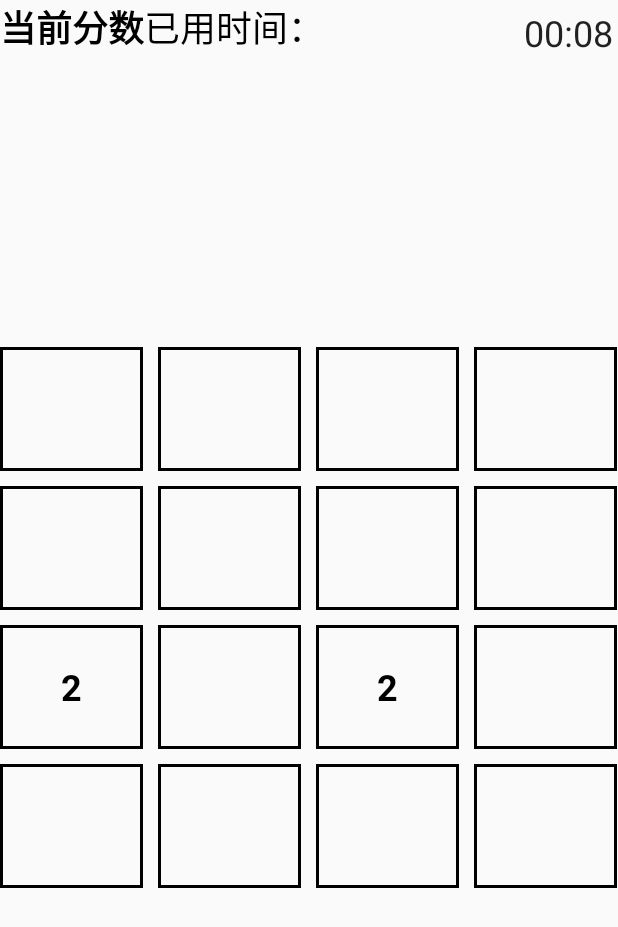
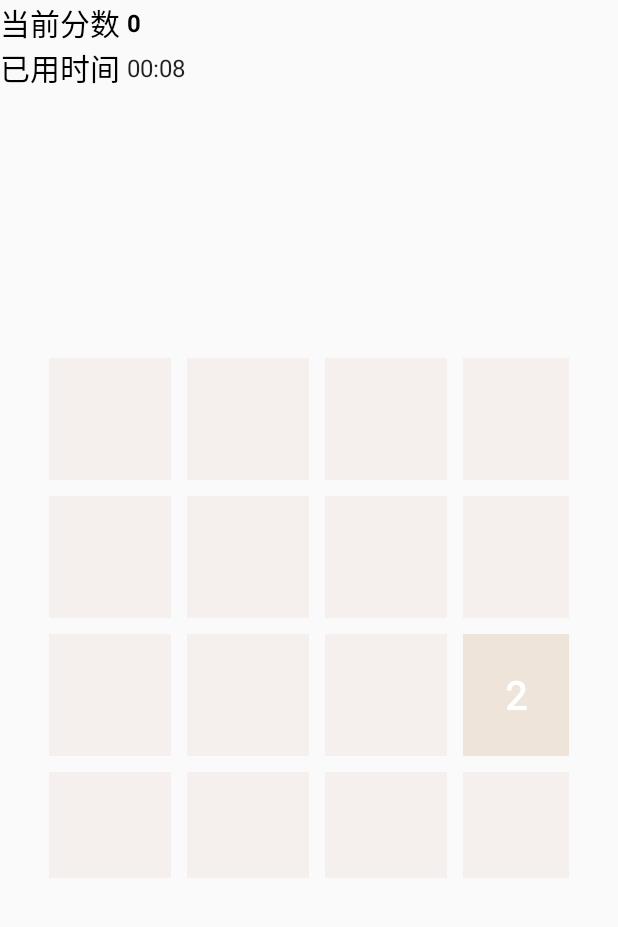
Before and after one commit to kkkknn/My_2048, an Android app: the screen it shows after launch (GameActivity), on a phone screen of 412 x 824 dp. Shown: the top 927 px of the screen. Run offline under Robolectric (Android 15) with nearby library versions, the phone set to English and light mode, and no system bars.

Commit message:
新版更新

```diff
--- a/app/build.gradle
+++ b/app/build.gradle
@@ -21,9 +21,6 @@ android {
 dependencies {
     implementation fileTree(dir: 'libs', include: ['*.jar'])
     implementation 'com.android.support:appcompat-v7:28.0.0'
-    implementation 'com.android.support.constraint:constraint-layout:1.1.3'
-    testImplementation 'junit:junit:4.12'
-    androidTestImplementation 'com.android.support.test:runner:1.0.2'
-    androidTestImplementation 'com.android.support.test.espresso:espresso-core:3.0.2'
+    implementation 'com.android.support.constraint:constraint-layout:2.0.4'
     implementation 'com.android.support:gridlayout-v7:28.0.0'
 }
--- /dev/null
+++ b/app/src/main/java/com/example/kkkkkn/my_2048/Card.java
@@ -0,0 +1,96 @@
+package com.example.kkkkkn.my_2048;
+
+import android.content.Context;
+import android.graphics.Color;
+import android.support.annotation.NonNull;
+import android.view.Gravity;
+import android.widget.FrameLayout;
+import android.widget.TextView;
+
+public class Card extends FrameLayout {
+    //展示的数字
+    private TextView showTextView;
+    private int showNum;
+
+    public Card(@NonNull Context context,int leftMargin,int topMargin,int rightMargin,int bottomMargin) {
+        super(context);
+        init(context,leftMargin, topMargin,rightMargin, bottomMargin);
+    }
+
+    private void init(Context context,int leftMargin,int topMargin,int rightMargin,int bottomMargin) {
+        showTextView=new TextView(context);
+        showTextView.setTextSize(26);
+        showTextView.setGravity(Gravity.CENTER);
+        showTextView.getPaint().setAntiAlias(true);
+        showTextView.getPaint().setFakeBoldText(true);
+        showTextView.setTextColor(Color.WHITE);
+        LayoutParams params=new LayoutParams(-1,-1);
+        params.setMargins(leftMargin, topMargin, rightMargin, bottomMargin);
+        addView(showTextView,params);
+        setShowNum(0);
+    }
+
+    public TextView getCard(){
+        return showTextView;
+    }
+
+    public int getShowNum(){
+        return showNum;
+    }
+
+    public void setShowNum(int i) {
+        this.showNum=i;
+        showTextView.setBackgroundColor(getColor(i));
+        if(i<=0){
+            showTextView.setText(" ");
+        }else {
+            showTextView.setText(String.valueOf(i));
+        }
+
+    }
+
+    private int getColor(int num){
+        int color;
+        switch (num){
+            case 2:
+                color=Color.parseColor("#EEE4DA");
+                break;
+            case 4:
+                color=Color.parseColor("#EDE0C8");
+                break;
+            case 8:
+                color=Color.parseColor("#F2B179");
+                break;
+            case 16:
+                color=Color.parseColor("#F49563");
+                break;
+            case 32:
+                color=Color.parseColor("#F5794D");
+                break;
+            case 64:
+                color=Color.parseColor("#F55D37");
+                break;
+            case 128:
+                color=Color.parseColor("#EEE863");
+                break;
+            case 256:
+                color=Color.parseColor("#EDB04D");
+                break;
+            case 512:
+                color=Color.parseColor("#ECB04D");
+                break;
+            case 1024:
+                color=Color.parseColor("#EB9437");
+                break;
+            case 2048:
+                color=Color.parseColor("#EA7821");
+                break;
+            default:
+                color=Color.parseColor("#f5f0ed");
+                break;
+        }
+        return color;
+    }
+
+
+}
--- a/app/src/main/java/com/example/kkkkkn/my_2048/GameActivity.java
+++ b/app/src/main/java/com/example/kkkkkn/my_2048/GameActivity.java
@@ -1,35 +1,22 @@
 package com.example.kkkkkn.my_2048;
 
+import android.app.Activity;
 import android.content.Context;
 import android.os.SystemClock;
-import android.support.v7.app.AppCompatActivity;
 import android.os.Bundle;
 import android.util.DisplayMetrics;
 import android.util.Log;
-import android.view.MotionEvent;
-import android.view.View;
-import android.view.ViewGroup;
 import android.view.WindowManager;
-import android.widget.Adapter;
-import android.widget.AdapterView;
-import android.widget.ArrayAdapter;
 import android.widget.BaseAdapter;
 import android.widget.Chronometer;
-import android.widget.GridView;
-import android.widget.Toast;
 
 import java.util.ArrayList;
-import java.util.List;
 import java.util.Random;
 
-import static android.view.MotionEvent.ACTION_DOWN;
-import static android.view.MotionEvent.ACTION_POINTER_UP;
-import static android.view.MotionEvent.ACTION_UP;
-
-public class GameActivity extends AppCompatActivity {
+public class GameActivity extends Activity {
     private Context mcontext;
     private final String TAG="2048小游戏";
-    private GridView game_view;
+    private GameView game_view;
     private ArrayList<item> list=null;
     private BaseAdapter mbaseadapter=null;
     private int start_x,start_y,end_x,end_y;
@@ -39,8 +26,6 @@ public class GameActivity extends AppCompatActivity {
     private int width,height;
     private int auto;
     private Chronometer time;
-    private String direction;
-    private int[][] array=new int[4][4];        //网格矩阵
     private ArrayList<String> blank=new ArrayList<>();
     private ArrayList<String> data=new ArrayList<>();
     @Override
@@ -67,9 +52,8 @@ public class GameActivity extends AppCompatActivity {
         }else{
             auto=width;
         }
-        //初始化游戏界面，绘制游戏界面
-        InitGame();
-        //生成2个 2，位置随机
+        int size=(auto/4)-16;
+        game_view.initView(4,size);
     }
 
     @Override
@@ -100,91 +84,6 @@ public class GameActivity extends AppCompatActivity {
         super.onDestroy();
     }
 
-    public void InitGame(){
-        list=new ArrayList<>();
-        array=Initarray(array);
-        for(int i=0;i<array.length;i++){
-            for (int j=0;j<array[i].length;j++){
-                list.add(new item(array[i][j]));
-            }
-        }
-
-        mbaseadapter=new MybaseAdapter(mcontext,list,auto);
-
-        game_view.setAdapter(mbaseadapter);
-        game_view.setFocusable(false);
-
-       /* game_view.setOnItemClickListener(new AdapterView.OnItemClickListener() {
-            @Override
-            public void onItemClick(AdapterView<?> parent, View view, int position, long id) {
-                Toast.makeText(mcontext,"您点击的是"+position,Toast.LENGTH_SHORT).show();
-            }
-        });*/
-
-       //手势触摸监听
-       game_view.setOnTouchListener(new View.OnTouchListener() {
-           @Override
-           public boolean onTouch(View v, MotionEvent event) {
-               //手势操作的判断
-               //Log.i(TAG, "获取到触摸事件了: "+event.getAction());
-               switch(event.getAction()){
-                   case ACTION_DOWN:
-                       start_x=(int)event.getX();
-                       start_y=(int)event.getY();
-                       break;
-                   case ACTION_UP:
-                       end_x=(int)event.getX();
-                       end_y=(int)event.getY();
-                       int ax=end_x-start_x;
-                       int ay=end_y-start_y;
-                       if(Math.abs(ax)>Math.abs(ay)){
-                           //左右手势
-                           if(ax>0){
-                               //右手势
-                               direction="right";
-                               Log.i(TAG, "onTouch: 右手势");
-                           }else if(ax<0){
-                               //左手势
-                               Log.i(TAG, "onTouch: 左手势");
-                               direction="left";
-                           }
-                       }else if(Math.abs(ax)<Math.abs(ay)){
-                           //上下手势
-                           if(ay>0){
-                               //下手势
-                               Log.i(TAG, "onTouch: 下手势");
-                               direction="down";
-                           }else if(ay<0){
-                               //上手势
-                               Log.i(TAG, "onTouch: 上手势");
-                               direction="up";
-                           }
-                       }
-                       //调用手势方法
-                       sign(array,direction);
-                       //调用随机生成方法
-                       array=changearray(array);
-                       if(array==null){
-                           Log.i(TAG,"游戏结束");
-                           break;
-                       }
-
-                       list.clear();
-                       for(int i=0;i<array.length;i++){
-                           for (int j=0;j<array[i].length;j++){
-                               list.add(new item(array[i][j]));
-                           }
-                       }
-
-                       mbaseadapter=new MybaseAdapter(mcontext,list,auto);
-                       game_view.setAdapter(mbaseadapter);
-
-                       break;
-               }
-               return false;
-           }
-       });
-    }
     /**
      * 初始化网格数字
     * */
--- /dev/null
+++ b/app/src/main/java/com/example/kkkkkn/my_2048/GameView.java
@@ -0,0 +1,158 @@
+package com.example.kkkkkn.my_2048;
+
+import android.content.Context;
+import android.graphics.Color;
+import android.graphics.Point;
+import android.util.AttributeSet;
+import android.util.Log;
+import android.view.MotionEvent;
+import android.view.View;
+import android.widget.GridLayout;
+
+import java.util.ArrayList;
+
+import static android.view.MotionEvent.ACTION_DOWN;
+import static android.view.MotionEvent.ACTION_UP;
+
+//网格布局样式   4*4
+public class GameView extends GridLayout {
+    private static final String TAG = "GameView";
+    private float start_x,start_y,end_x,end_y;
+    private boolean gameOver;
+    private int columnCount;
+    private Card[][] cards;
+    private final ArrayList<Point> emptyList=new ArrayList<>();
+
+    public GameView(Context context) {
+        super(context);
+    }
+
+    public GameView(Context context, AttributeSet attrs) {
+        super(context, attrs);
+    }
+
+
+    public void initView(int count,int size) {
+        this.columnCount=count;
+        setColumnCount(columnCount);
+        //初始化布局
+        initCards(size,size);
+        //设置监听
+        setOnTouchListener(new OnTouchListener() {
+            @Override
+            public boolean onTouch(View v, MotionEvent event) {
+                //手势操作的判断
+                //Log.i(TAG, "获取到触摸事件了: "+event.getAction());
+                switch(event.getAction()){
+                    case ACTION_DOWN:
+                        start_x=event.getX();
+                        start_y=event.getY();
+                        break;
+                    case ACTION_UP:
+                        end_x=event.getX();
+                        end_y=event.getY();
+                        float ax=end_x-start_x;
+                        float ay=end_y-start_y;
+                        if(Math.abs(ax)>Math.abs(ay)){
+                            //左右手势
+                            if(ax>0){
+                                //右手势
+                                slideRight();
+                            }else if(ax<0){
+                                //左手势
+                                slideLeft();
+                            }
+                        }else if(Math.abs(ax)<Math.abs(ay)){
+                            //上下手势
+                            if(ay>0){
+                                slideDown();
+                            }else if(ay<0){
+                                slideUp();
+                            }
+                        }
+                        //判断游戏是否结束
+                        boolean flag=isGameOver();
+                        if (flag){
+                            Log.i(TAG, "onTouch: 游戏结束");
+                        }
+                        break;
+                }
+                return true;
+            }
+        });
+        addRandomCardNum();
+    }
+
+    private boolean isGameOver() {
+        return gameOver;
+    }
+
+    private void slideLeft(){
+        Log.i(TAG, "slideLeft: 左滑");
+        //思路， 从每行最右边开始遍历，取到值，然后遍历左边，直到找到数字或到头，
+
+        //修改完所有之后，调用展示动画
+
+    }
+    private void slideRight(){
+        Log.i(TAG, "slideRight: 右滑");
+    }
+    private void slideUp(){
+        Log.i(TAG, "slideUp: 上划");
+    }
+    private void slideDown(){
+        Log.i(TAG, "slideDown: 下滑");
+    }
+
+    //随机位置添加卡片
+    private void initCards(int cardWidth,int cardHeight){
+        Card card;
+        cards=new Card[columnCount][columnCount];
+        for (int i = 0; i < columnCount; i++) {
+            for (int j = 0; j < columnCount; j++) {
+                if((i==columnCount-1)&&(j==columnCount-1)){
+                    card = new Card(getContext(), 16, 16, 16,16);
+                }else if (i == columnCount - 1) {
+                    // 为最底下的格子加上bottomMargin
+                    card = new Card(getContext(), 16, 16, 0,16);
+                } else if(j==columnCount-1){
+                    card = new Card(getContext(), 16, 16, 16,0);
+                }else {
+                    card = new Card(getContext(), 16, 16, 0,0);
+                }
+                card.setShowNum(0);
+                addView(card,cardWidth,cardHeight);
+                cards[i][j]=card;
+            }
+        }
+    }
+
+    private void getEmptyCard(){
+        emptyList.clear();
+        for (int i = 0; i < columnCount; i++) {
+            for (int j = 0; j < columnCount; j++) {
+                if(cards[i][j].getShowNum()<=0){
+                    emptyList.add(new Point(i,j));
+                }
+            }
+        }
+    }
+
+    private void addRandomCardNum(){
+        getEmptyCard();
+        if(!emptyList.isEmpty()){
+            Point point=emptyList.get((int) (Math.random()*emptyList.size()));
+            cards[point.x][point.y].setShowNum(Math.random()>0.5?2:4);
+
+            //todo 设置动画
+            setAppearAnim(cards[point.x][point.y]);
+        }
+    }
+
+    //设置动画
+    private void setAppearAnim(Card card) {
+
+    }
+
+
+}
--- a/app/src/main/res/layout/activity_game.xml
+++ b/app/src/main/res/layout/activity_game.xml
@@ -4,57 +4,64 @@
     xmlns:tools="http://schemas.android.com/tools"
     android:layout_width="match_parent"
     android:layout_height="match_parent"
+    android:orientation="vertical"
     tools:context=".GameActivity">
 
     <LinearLayout
+        android:layout_alignParentTop="true"
+        android:layout_alignParentLeft="true"
         android:layout_width="match_parent"
         android:layout_height="wrap_content"
-        android:layout_alignParentTop="true"
-        android:layout_alignParentEnd="true"
-        android:orientation="horizontal">
+        android:orientation="vertical">
 
+        <LinearLayout
+            android:orientation="horizontal"
+            android:layout_width="wrap_content"
+            android:layout_height="wrap_content">
             <TextView
+                android:layout_width="wrap_content"
+                android:layout_height="wrap_content"
+                android:text="当前分数 "
+                android:textColor="@android:color/background_dark"
+                android:textSize="20sp" />
+            <TextView
+                android:layout_gravity="center"
                 android:id="@+id/sorce"
                 android:layout_width="wrap_content"
                 android:layout_height="wrap_content"
-            android:layout_marginStart="0dp"
-            android:layout_marginTop="0dp"
-            android:text="当前分数"
+                android:text="0"
                 android:textColor="@android:color/background_dark"
-            android:textSize="24sp"
-            android:textStyle="bold"
-            tools:layout_editor_absoluteX="5dp"
-            tools:layout_editor_absoluteY="0dp" />
+                android:textSize="16sp"
+                android:textStyle="bold" />
+        </LinearLayout>
 
+        <LinearLayout
+            android:orientation="horizontal"
+            android:layout_width="wrap_content"
+            android:layout_height="wrap_content">
             <TextView
                 android:id="@+id/textView"
                 android:layout_width="wrap_content"
                 android:layout_height="wrap_content"
-            android:layout_weight="1"
-            android:text="已用时间："
+                android:text="已用时间 "
                 android:textColor="@android:color/background_dark"
-            android:textSize="24sp" />
+                android:textSize="20sp" />
 
             <Chronometer
+                android:layout_gravity="center"
                 android:id="@+id/timer"
                 android:layout_width="wrap_content"
                 android:layout_height="wrap_content"
-            android:layout_marginTop="3dp"
-            android:layout_marginEnd="3dp"
                 android:format="%s"
-            android:textSize="24sp" />
+                android:textSize="16sp" />
         </LinearLayout>
 
-    <GridView
+    </LinearLayout>
+
+    <com.example.kkkkkn.my_2048.GameView
         android:id="@+id/game_view"
-        android:layout_width="match_parent"
-        android:layout_height="wrap_content"
-        android:layout_centerHorizontal="true"
-        android:layout_centerVertical="true"
-        android:listSelector="@android:color/transparent"
-        android:gravity="center"
-        android:horizontalSpacing="10dp"
-        android:verticalSpacing="10dp"
-        android:numColumns="4"/>
+        android:layout_centerInParent="true"
+        android:layout_width="wrap_content"
+        android:layout_height="wrap_content" />
 
 </RelativeLayout>
```
Also changed, not shown: app/src/main/java/com/example/kkkkkn/my_2048/Grid.java (deleted, +0 -8 lines). Lines whose indentation alone changed are shown as unchanged.
